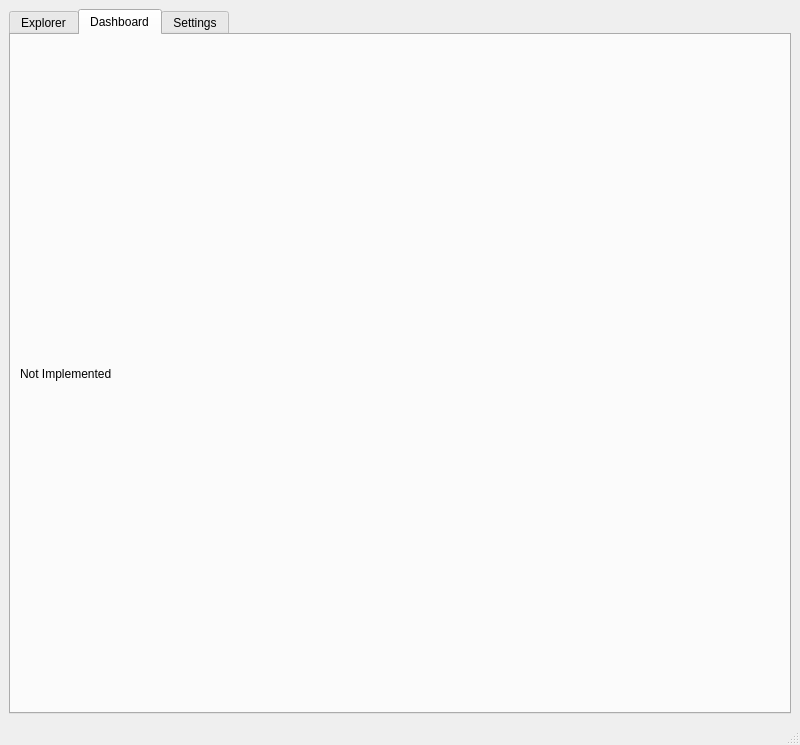
First picture: the form in src/mainwindow.ui, repository petak5/ICP, before the edit.
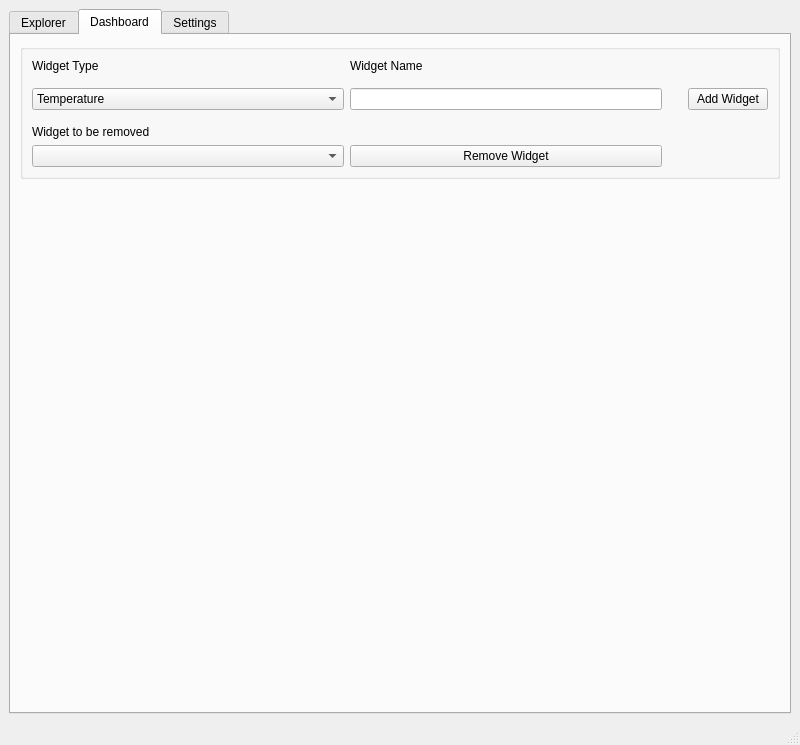
Second picture: the form after the edit. The open tabs and pages were chosen to show the change.

Commit message: Added basic layout of dashboard.

What changed in the file:
```diff
--- a/src/mainwindow.ui
+++ b/src/mainwindow.ui
@@ -302,12 +302,144 @@
        </attribute>
        <layout class="QVBoxLayout" name="verticalLayout_6">
         <item>
-         <widget class="QLabel" name="label">
-          <property name="text">
-           <string>Not Implemented</string>
+         <widget class="QGroupBox" name="horizontalGroupBox">
+          <property name="sizePolicy">
+           <sizepolicy hsizetype="Preferred" vsizetype="Fixed">
+            <horstretch>0</horstretch>
+            <verstretch>0</verstretch>
+           </sizepolicy>
           </property>
+          <layout class="QGridLayout" name="gridLayout_2">
+           <item row="3" column="1">
+            <widget class="QPushButton" name="widgetRemoveButton">
+             <property name="text">
+              <string>Remove Widget</string>
+             </property>
+            </widget>
+           </item>
+           <item row="0" column="0">
+            <widget class="QLabel" name="widgetTypeLabel">
+             <property name="text">
+              <string>Widget Type</string>
+             </property>
+            </widget>
+           </item>
+           <item row="1" column="2">
+            <spacer name="verticalSpacer">
+             <property name="orientation">
+              <enum>Qt::Vertical</enum>
+             </property>
+             <property name="sizeType">
+              <enum>QSizePolicy::Fixed</enum>
+             </property>
+             <property name="sizeHint" stdset="0">
+              <size>
+               <width>20</width>
+               <height>40</height>
+              </size>
+             </property>
+            </spacer>
+           </item>
+           <item row="1" column="3">
+            <widget class="QPushButton" name="widgetAddButton">
+             <property name="text">
+              <string>Add Widget</string>
+             </property>
+            </widget>
+           </item>
+           <item row="3" column="0">
+            <widget class="QComboBox" name="widgetRemoveBox"/>
+           </item>
+           <item row="0" column="1">
+            <widget class="QLabel" name="label_2">
+             <property name="text">
+              <string>Widget Name</string>
+             </property>
+            </widget>
+           </item>
+           <item row="1" column="1">
+            <widget class="QLineEdit" name="widgetNameText">
+             <property name="toolTip">
+              <string>&lt;html&gt;&lt;head/&gt;&lt;body&gt;&lt;p&gt;Widget Name&lt;/p&gt;&lt;/body&gt;&lt;/html&gt;</string>
+             </property>
+             <property name="text">
+              <string/>
+             </property>
+            </widget>
+           </item>
+           <item row="1" column="0">
+            <widget class="QComboBox" name="widgetAddBox">
+             <property name="sizePolicy">
+              <sizepolicy hsizetype="Expanding" vsizetype="Fixed">
+               <horstretch>0</horstretch>
+               <verstretch>0</verstretch>
+              </sizepolicy>
+             </property>
+             <item>
+              <property name="text">
+               <string>Temperature</string>
+              </property>
+             </item>
+             <item>
+              <property name="text">
+               <string>Humidity</string>
+              </property>
+             </item>
+            </widget>
+           </item>
+           <item row="2" column="0">
+            <widget class="QLabel" name="label_3">
+             <property name="text">
+              <string>Widget to be removed</string>
+             </property>
+            </widget>
+           </item>
+          </layout>
          </widget>
         </item>
+        <item>
+         <layout class="QGridLayout" name="gridLayout">
+          <property name="sizeConstraint">
+           <enum>QLayout::SetDefaultConstraint</enum>
+          </property>
+          <item row="1" column="2">
+           <widget class="QWidget" name="widget_6" native="true"/>
+          </item>
+          <item row="0" column="2">
+           <widget class="QWidget" name="widget_3" native="true"/>
+          </item>
+          <item row="2" column="2">
+           <widget class="QWidget" name="widget_9" native="true"/>
+          </item>
+          <item row="2" column="1">
+           <widget class="QWidget" name="widget_8" native="true"/>
+          </item>
+          <item row="1" column="1">
+           <widget class="QWidget" name="widget_5" native="true"/>
+          </item>
+          <item row="0" column="1">
+           <widget class="QWidget" name="widget_2" native="true"/>
+          </item>
+          <item row="0" column="0">
+           <widget class="QWidget" name="widget_1" native="true"/>
+          </item>
+          <item row="1" column="0">
+           <widget class="QWidget" name="widget_4" native="true"/>
+          </item>
+          <item row="2" column="0">
+           <widget class="QWidget" name="widget_7" native="true"/>
+          </item>
+          <item row="3" column="0">
+           <widget class="QWidget" name="widget_10" native="true"/>
+          </item>
+          <item row="3" column="1">
+           <widget class="QWidget" name="widget_11" native="true"/>
+          </item>
+          <item row="3" column="2">
+           <widget class="QWidget" name="widget_12" native="true"/>
+          </item>
+         </layout>
+        </item>
        </layout>
       </widget>
       <widget class="QWidget" name="settings_tab">
```
Left out of the diff: 2 changed lines with no effect on the pictures. The commit also changes 2 other files.
